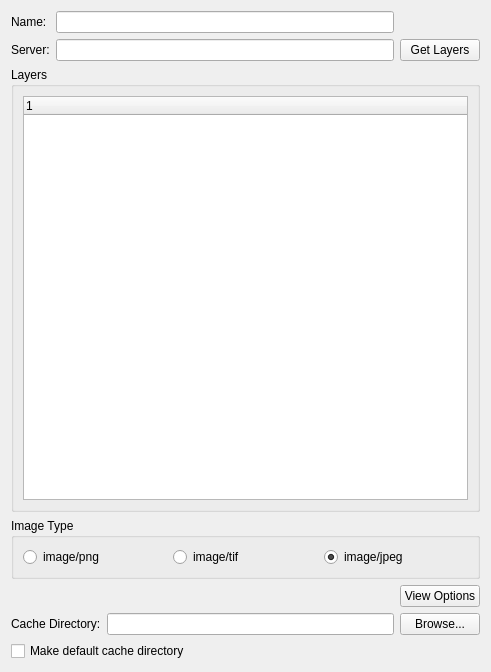
Before: the Qt Designer form Minerva/Plugins/WmsLayerQt/WmsWidget.ui in perryiv/cadkit, drawn with Qt 5.
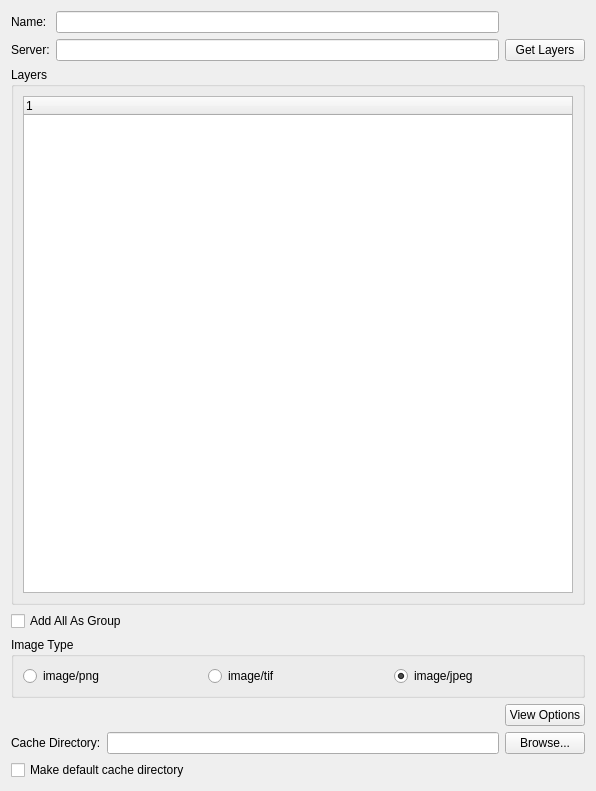
After: the same form once the commit is applied.

Commit message: Adding check box to add all layers under one group.

What changed in the file:
```diff
--- a/Minerva/Plugins/WmsLayerQt/WmsWidget.ui
+++ b/Minerva/Plugins/WmsLayerQt/WmsWidget.ui
@@ -5,8 +5,8 @@
    <rect>
     <x>0</x>
     <y>0</y>
-    <width>491</width>
-    <height>672</height>
+    <width>596</width>
+    <height>791</height>
    </rect>
   </property>
   <property name="windowTitle" >
@@ -62,6 +62,17 @@
      </layout>
     </widget>
    </item>
+   <item>
+    <layout class="QHBoxLayout" >
+     <item>
+      <widget class="QCheckBox" name="_addAllAsGroup" >
+       <property name="text" >
+        <string>Add All As Group</string>
+       </property>
+      </widget>
+     </item>
+    </layout>
+   </item>
    <item>
     <widget class="QGroupBox" name="groupBox_2" >
      <property name="title" >
```
The commit also changes 2 other files.
